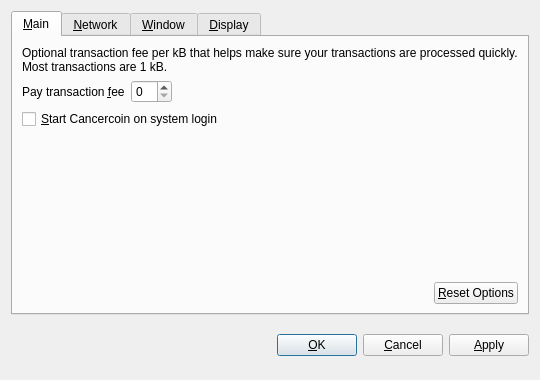
Above: src/qt/forms/optionsdialog.ui from Cancercoin/Cancercoin before the change. Below: the same form after it.
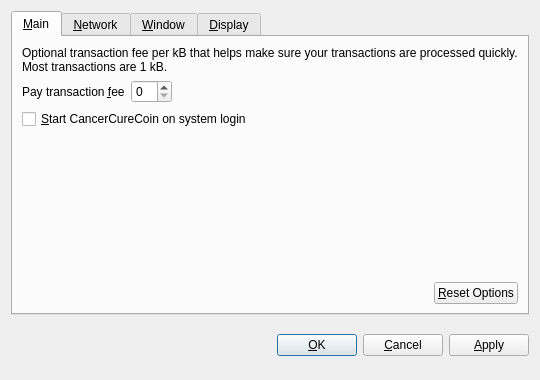
That is the form after the change. Custom widgets are drawn as their Qt base class.

```diff
--- a/src/qt/forms/optionsdialog.ui
+++ b/src/qt/forms/optionsdialog.ui
@@ -82,7 +82,7 @@
           <string>Automatically start Cancercoin after logging in to the system.</string>
          </property>
          <property name="text">
-          <string>&amp;Start Cancercoin on system login</string>
+          <string>&amp;Start CancerCureCoin on system login</string>
          </property>
         </widget>
        </item>
```
Left out of the diff: 10 changed lines with no effect on the pictures.
